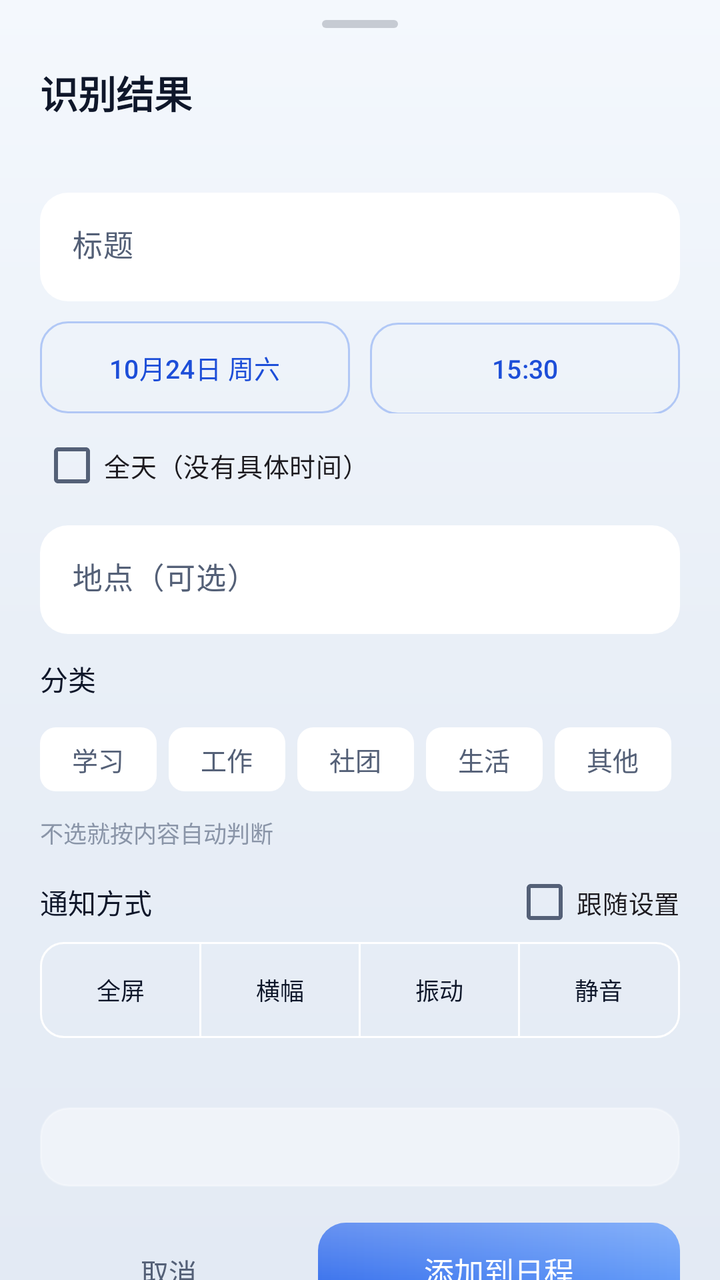
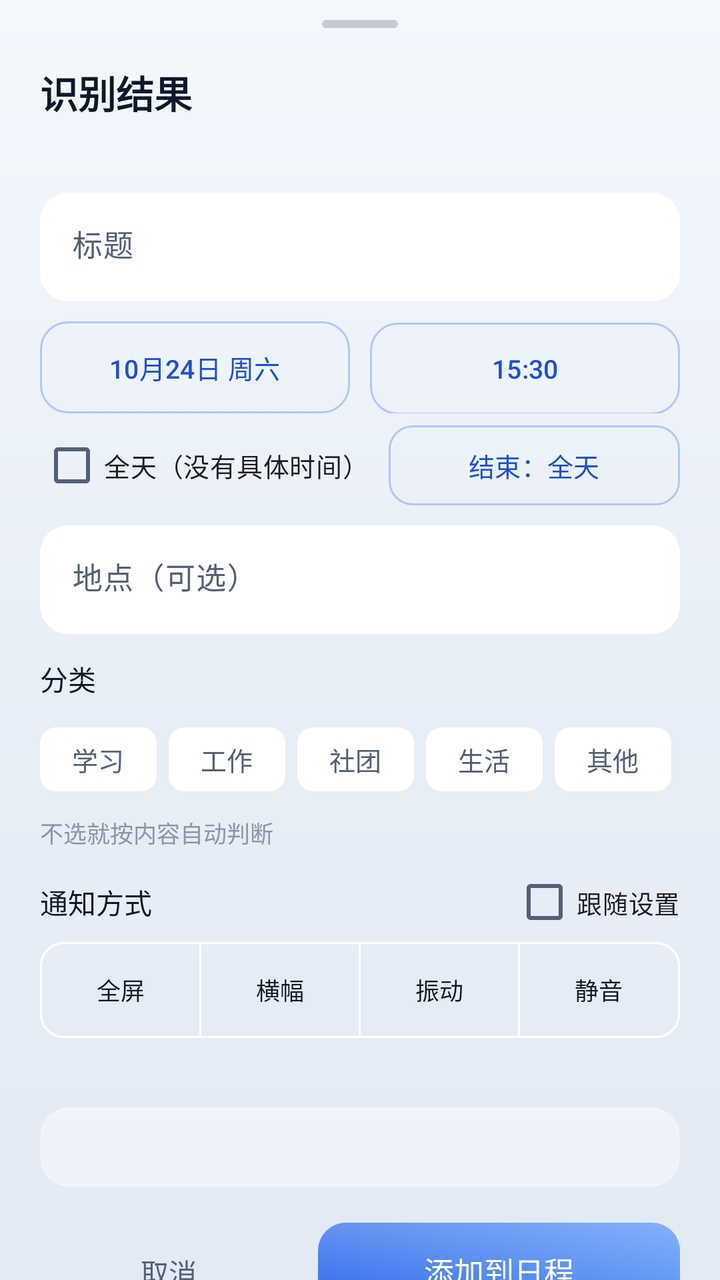

The first picture is an Android layout as it rendered before a commit; the second is the same layout after the commit. The layout source and the unified diff follow.
<!-- AndroidManifest.xml: application theme Theme.SmartSchedule -->
<!-- res/layout/sheet_preview.xml -->
<?xml version="1.0" encoding="utf-8"?>
<androidx.core.widget.NestedScrollView xmlns:android="http://schemas.android.com/apk/res/android"
    xmlns:app="http://schemas.android.com/apk/res-auto"
    android:layout_width="match_parent"
    android:layout_height="wrap_content"
    android:background="@android:color/transparent"
    android:fillViewport="true"
    android:overScrollMode="never">

    <LinearLayout
        android:layout_width="match_parent"
        android:layout_height="wrap_content"
        android:orientation="vertical"
        android:paddingStart="20dp"
        android:paddingTop="10dp"
        android:paddingEnd="20dp"
        android:paddingBottom="20dp">

        
        <View
            android:layout_width="38dp"
            android:layout_height="4dp"
            android:layout_gravity="center_horizontal"
            android:background="@drawable/bg_sheet_handle" />

        <TextView
            android:id="@+id/tvSheetTitle"
            android:layout_width="wrap_content"
            android:layout_height="wrap_content"
            android:layout_marginTop="18dp"
            android:text="@string/preview_title"
            android:textColor="@color/text_primary"
            android:textSize="19sp"
            android:textStyle="bold" />

        <TextView
            android:id="@+id/tvHint"
            android:layout_width="match_parent"
            android:layout_height="wrap_content"
            android:layout_marginTop="5dp"
            android:textColor="@color/text_secondary"
            android:textSize="12.5sp" />

        
        <LinearLayout
            android:id="@+id/boxWarnings"
            android:layout_width="match_parent"
            android:layout_height="wrap_content"
            android:layout_marginTop="12dp"
            android:background="@drawable/bg_warn_chip"
            android:orientation="vertical"
            android:padding="13dp"
            android:visibility="gone">

            <TextView
                android:id="@+id/tvWarnTitle"
                android:layout_width="match_parent"
                android:layout_height="wrap_content"
                android:text="@string/preview_warn_title"
                android:textColor="@color/warn"
                android:textSize="12.5sp"
                android:textStyle="bold" />

            <TextView
                android:id="@+id/tvWarnings"
                android:layout_width="match_parent"
                android:layout_height="wrap_content"
                android:layout_marginTop="5dp"
                android:lineSpacingExtra="4dp"
                android:textColor="@color/warn"
                android:textSize="12.5sp" />
        </LinearLayout>

        <com.google.android.material.textfield.TextInputLayout
            style="@style/Input.NoOutline"
            android:layout_width="match_parent"
            android:layout_height="wrap_content"
            android:layout_marginTop="14dp"
            android:hint="@string/label_title">

            <com.google.android.material.textfield.TextInputEditText
                android:id="@+id/etTitle"
                android:layout_width="match_parent"
                android:layout_height="wrap_content"
                android:inputType="text"
                android:maxLines="2"
                android:textSize="15sp" />
        </com.google.android.material.textfield.TextInputLayout>

        <LinearLayout
            android:layout_width="match_parent"
            android:layout_height="wrap_content"
            android:layout_marginTop="10dp"
            android:orientation="horizontal">

            <com.google.android.material.button.MaterialButton
                android:id="@+id/btnDate"
                style="@style/Widget.Material3.Button.OutlinedButton"
                android:layout_width="0dp"
                android:layout_height="46dp"
                android:layout_weight="1"
                android:insetTop="0dp"
                android:insetBottom="0dp"
                android:text="10月24日 周六"
                android:textColor="@color/brand_dark"
                android:textSize="13sp"
                app:cornerRadius="14dp"
                app:strokeColor="#4D2563EB" />

            <com.google.android.material.button.MaterialButton
                android:id="@+id/btnTime"
                style="@style/Widget.Material3.Button.OutlinedButton"
                android:layout_width="0dp"
                android:layout_height="46dp"
                android:layout_marginStart="10dp"
                android:layout_weight="1"
                android:insetTop="0dp"
                android:insetBottom="0dp"
                android:text="15:30"
                android:textColor="@color/brand_dark"
                android:textSize="13sp"
                app:cornerRadius="14dp"
                app:strokeColor="#4D2563EB" />
        </LinearLayout>

        <com.google.android.material.checkbox.MaterialCheckBox
            android:id="@+id/cbAllDay"
            android:layout_width="wrap_content"
            android:layout_height="wrap_content"
            android:layout_marginTop="2dp"
            android:text="@string/label_all_day"
            android:textSize="13sp" />

        <com.google.android.material.textfield.TextInputLayout
            style="@style/Input.NoOutline"
            android:layout_width="match_parent"
            android:layout_height="wrap_content"
            android:layout_marginTop="6dp"
            android:hint="@string/label_location">

            <com.google.android.material.textfield.TextInputEditText
                android:id="@+id/etLocation"
                android:layout_width="match_parent"
                android:layout_height="wrap_content"
                android:inputType="text"
                android:maxLines="1"
                android:textSize="15sp" />
        </com.google.android.material.textfield.TextInputLayout>

        
        <TextView
            android:layout_width="wrap_content"
            android:layout_height="wrap_content"
            android:layout_marginTop="12dp"
            android:text="@string/sheet_cat_label"
            android:textColor="@color/text_primary"
            android:textSize="14sp" />

        <HorizontalScrollView
            android:layout_width="match_parent"
            android:layout_height="wrap_content"
            android:layout_marginTop="6dp"
            android:overScrollMode="never"
            android:scrollbars="none">

            <com.google.android.material.chip.ChipGroup
                android:id="@+id/cgCategory"
                android:layout_width="wrap_content"
                android:layout_height="wrap_content"
                app:chipSpacingHorizontal="6dp"
                app:selectionRequired="true"
                app:singleLine="true"
                app:singleSelection="true">

                <com.google.android.material.chip.Chip
                    android:id="@+id/chipCatStudy"
                    style="@style/Widget.Material3.Chip.Filter"
                    android:layout_width="wrap_content"
                    android:layout_height="wrap_content"
                    android:checkable="true"
                    android:text="@string/cat_study"
                    android:textSize="13sp" />

                <com.google.android.material.chip.Chip
                    android:id="@+id/chipCatWork"
                    style="@style/Widget.Material3.Chip.Filter"
                    android:layout_width="wrap_content"
                    android:layout_height="wrap_content"
                    android:checkable="true"
                    android:text="@string/cat_work"
                    android:textSize="13sp" />

                <com.google.android.material.chip.Chip
                    android:id="@+id/chipCatClub"
                    style="@style/Widget.Material3.Chip.Filter"
                    android:layout_width="wrap_content"
                    android:layout_height="wrap_content"
                    android:checkable="true"
                    android:text="@string/cat_club"
                    android:textSize="13sp" />

                <com.google.android.material.chip.Chip
                    android:id="@+id/chipCatLife"
                    style="@style/Widget.Material3.Chip.Filter"
                    android:layout_width="wrap_content"
                    android:layout_height="wrap_content"
                    android:checkable="true"
                    android:text="@string/cat_life"
                    android:textSize="13sp" />

                <com.google.android.material.chip.Chip
                    android:id="@+id/chipCatOther"
                    style="@style/Widget.Material3.Chip.Filter"
                    android:layout_width="wrap_content"
                    android:layout_height="wrap_content"
                    android:checkable="true"
                    android:text="@string/cat_other"
                    android:textSize="13sp" />
            </com.google.android.material.chip.ChipGroup>
        </HorizontalScrollView>

        <TextView
            android:id="@+id/tvCatHint"
            android:layout_width="match_parent"
            android:layout_height="wrap_content"
            android:layout_marginTop="4dp"
            android:text="@string/cat_auto_hint"
            android:textColor="@color/text_tertiary"
            android:textSize="11.5sp" />

        
        <LinearLayout
            android:layout_width="match_parent"
            android:layout_height="wrap_content"
            android:layout_marginTop="10dp"
            android:gravity="center_vertical"
            android:orientation="horizontal">

            <TextView
                android:id="@+id/tvStyleLabel"
                android:layout_width="0dp"
                android:layout_height="wrap_content"
                android:layout_weight="1"
                android:text="@string/sheet_style_label"
                android:textColor="@color/text_primary"
                android:textSize="14sp" />

            <com.google.android.material.checkbox.MaterialCheckBox
                android:id="@+id/cbFollowStyle"
                android:layout_width="wrap_content"
                android:layout_height="wrap_content"
                android:minHeight="0dp"
                android:paddingTop="0dp"
                android:paddingBottom="0dp"
                android:text="@string/style_name_default"
                android:textSize="12.5sp" />
        </LinearLayout>

        <com.google.android.material.button.MaterialButtonToggleGroup
            android:id="@+id/tgEventStyle"
            android:layout_width="match_parent"
            android:layout_height="wrap_content"
            android:layout_marginTop="4dp"
            app:selectionRequired="true"
            app:singleSelection="true">

            <com.google.android.material.button.MaterialButton
                android:id="@+id/btnStyleFull"
                style="@style/Widget.Material3.Button.OutlinedButton"
                android:layout_width="0dp"
                android:layout_height="wrap_content"
                android:layout_weight="1"
                android:insetTop="0dp"
                android:insetBottom="0dp"
                android:maxLines="1"
                android:paddingLeft="0dp"
                android:paddingRight="0dp"
                android:text="@string/remind_style_full"
                android:textSize="12sp"
                app:cornerRadius="12dp"
                android:insetLeft="0dp"
                android:insetRight="0dp" />

            <com.google.android.material.button.MaterialButton
                android:id="@+id/btnStyleBanner"
                style="@style/Widget.Material3.Button.OutlinedButton"
                android:layout_width="0dp"
                android:layout_height="wrap_content"
                android:layout_marginStart="6dp"
                android:layout_weight="1"
                android:insetTop="0dp"
                android:insetBottom="0dp"
                android:maxLines="1"
                android:paddingLeft="0dp"
                android:paddingRight="0dp"
                android:text="@string/remind_style_banner"
                android:textSize="12sp"
                app:cornerRadius="12dp"
                android:insetLeft="0dp"
                android:insetRight="0dp" />

            <com.google.android.material.button.MaterialButton
                android:id="@+id/btnStyleVibrate"
                style="@style/Widget.Material3.Button.OutlinedButton"
                android:layout_width="0dp"
                android:layout_height="wrap_content"
                android:layout_marginStart="6dp"
                android:layout_weight="1"
                android:insetTop="0dp"
                android:insetBottom="0dp"
                android:maxLines="1"
                android:paddingLeft="0dp"
                android:paddingRight="0dp"
                android:text="@string/remind_style_vibrate"
                android:textSize="12sp"
                app:cornerRadius="12dp"
                android:insetLeft="0dp"
                android:insetRight="0dp" />

            <com.google.android.material.button.MaterialButton
                android:id="@+id/btnStyleSilent"
                style="@style/Widget.Material3.Button.OutlinedButton"
                android:layout_width="0dp"
                android:layout_height="wrap_content"
                android:layout_marginStart="6dp"
                android:layout_weight="1"
                android:insetTop="0dp"
                android:insetBottom="0dp"
                android:maxLines="1"
                android:paddingLeft="0dp"
                android:paddingRight="0dp"
                android:text="@string/remind_style_silent"
                android:textSize="12sp"
                app:cornerRadius="12dp"
                android:insetLeft="0dp"
                android:insetRight="0dp" />
        </com.google.android.material.button.MaterialButtonToggleGroup>

        <TextView
            android:id="@+id/tvStyleDesc"
            android:layout_width="match_parent"
            android:layout_height="wrap_content"
            android:layout_marginTop="5dp"
            android:textColor="@color/text_secondary"
            android:textSize="11.5sp" />

        <TextView
            android:id="@+id/tvRaw"
            android:layout_width="match_parent"
            android:layout_height="wrap_content"
            android:layout_marginTop="14dp"
            android:background="@drawable/bg_glass_inset"
            android:ellipsize="end"
            android:lineSpacingExtra="3dp"
            android:maxLines="4"
            android:padding="12dp"
            android:textColor="@color/text_tertiary"
            android:textSize="11.5sp" />

        <LinearLayout
            android:layout_width="match_parent"
            android:layout_height="wrap_content"
            android:layout_marginTop="18dp"
            android:orientation="horizontal">

            <com.google.android.material.button.MaterialButton
                android:id="@+id/btnCancel"
                style="@style/Widget.Material3.Button.TextButton"
                android:layout_width="0dp"
                android:layout_height="48dp"
                android:layout_weight="1"
                android:insetTop="0dp"
                android:insetBottom="0dp"
                android:text="@string/action_cancel"
                android:textColor="@color/text_secondary"
                app:cornerRadius="14dp" />

            <androidx.appcompat.widget.AppCompatButton
                android:id="@+id/btnSave"
                android:layout_width="0dp"
                android:layout_height="48dp"
                android:layout_marginStart="10dp"
                android:layout_weight="1.4"
                android:background="@drawable/bg_btn_primary"
                android:fontFamily="sans-serif-medium"
                android:minWidth="0dp"
                android:stateListAnimator="@null"
                android:text="@string/action_save"
                android:textAllCaps="false"
                android:textColor="@color/white"
                android:textSize="15sp" />
        </LinearLayout>
    </LinearLayout>
</androidx.core.widget.NestedScrollView>
<!-- resources referenced by this layout -->
<resources>
  <color name="brand_dark">#1D4ED8</color>
  <color name="text_primary">#0F172A</color>
  <color name="text_secondary">#546077</color>
  <color name="text_tertiary">#8A95A8</color>
  <color name="warn">#B45309</color>
  <color name="white">#FFFFFF</color>
  <!-- drawable bg_glass_inset (drawable) -->
  <?xml version="1.0" encoding="utf-8"?>
  <shape xmlns:android="http://schemas.android.com/apk/res/android"
      android:shape="rectangle">
      <solid android:color="#66FFFFFF" />
      <corners android:radius="14dp" />
      <stroke
          android:width="1dp"
          android:color="#4DFFFFFF" />
  </shape>
  <!-- drawable bg_sheet_handle (drawable) -->
  <?xml version="1.0" encoding="utf-8"?>
  <shape xmlns:android="http://schemas.android.com/apk/res/android"
      android:shape="rectangle">
      <solid android:color="#330F172A" />
      <corners android:radius="100dp" />
  </shape>
  <string name="action_cancel">取消</string>
  <string name="action_save">添加到日程</string>
  <string name="cat_auto_hint">不选就按内容自动判断</string>
  <string name="cat_club">社团</string>
  <string name="cat_life">生活</string>
  <string name="cat_other">其他</string>
  <string name="cat_study">学习</string>
  <string name="cat_work">工作</string>
  <string name="label_all_day">全天（没有具体时间）</string>
  <string name="label_location">地点（可选）</string>
  <string name="label_title">标题</string>
  <string name="preview_title">识别结果</string>
  <string name="preview_warn_title">这几处需要你确认</string>
  <string name="remind_style_banner">横幅</string>
  <string name="remind_style_full">全屏</string>
  <string name="remind_style_silent">静音</string>
  <string name="remind_style_vibrate">振动</string>
  <string name="sheet_cat_label">分类</string>
  <string name="sheet_style_label">通知方式</string>
  <string name="style_name_default">跟随设置</string>
  <style name="Input.NoOutline" parent="Widget.Material3.TextInputLayout.FilledBox">
          <item name="boxBackgroundColor">@color/glass_inset</item>
          <item name="boxCornerRadiusTopStart">14dp</item>
          <item name="boxCornerRadiusTopEnd">14dp</item>
          <item name="boxCornerRadiusBottomStart">14dp</item>
          <item name="boxCornerRadiusBottomEnd">14dp</item>
          <item name="boxStrokeWidth">0dp</item>
          <item name="boxStrokeWidthFocused">0dp</item>
          <item name="hintTextColor">@color/brand_dark</item>
      </style>
  <style name="Theme.SmartSchedule" parent="Theme.SmartSchedule.Base" />
  <color name="glass_ripple">#332563EB</color>
  <color name="brand_grad_end">#4F8EF7</color>
  <color name="brand_grad_start">#2563EB</color>
  <color name="pending_edge_lo">#26E8B25C</color>
  <color name="glass_inset">#7DFFFFFF</color>
  <color name="brand">#2563EB</color>
  <color name="brand_light">#EFF6FF</color>
  <color name="surface">#FFFFFF</color>
  <color name="stroke">#33FFFFFF</color>
  <!-- drawable bg_acryl_page (drawable) -->
  <?xml version="1.0" encoding="utf-8"?>
  <shape xmlns:android="http://schemas.android.com/apk/res/android"
      android:shape="rectangle">
      <gradient
          android:angle="270"
          android:centerColor="@color/acryl_base"
          android:endColor="@color/acryl_base_bottom"
          android:startColor="@color/acryl_base_top"
          android:type="linear" />
  </shape>
  <color name="acryl_base">#E9EFF7</color>
  <color name="acryl_base_bottom">#E3EAF4</color>
  <color name="acryl_base_top">#F4F8FD</color>
  <!-- unchanged entries left out for length: 4 -->
</resources>

<!-- the commit's change to res/layout/sheet_preview.xml (unified diff, before → after) -->
@@ -123,13 +123,38 @@
                 app:strokeColor="#4D2563EB" />
         </LinearLayout>
 
-        <com.google.android.material.checkbox.MaterialCheckBox
-            android:id="@+id/cbAllDay"
-            android:layout_width="wrap_content"
+        <LinearLayout
+            android:layout_width="match_parent"
             android:layout_height="wrap_content"
             android:layout_marginTop="2dp"
-            android:text="@string/label_all_day"
-            android:textSize="13sp" />
+            android:gravity="center_vertical"
+            android:orientation="horizontal">
+
+            <com.google.android.material.checkbox.MaterialCheckBox
+                android:id="@+id/cbAllDay"
+                android:layout_width="wrap_content"
+                android:layout_height="wrap_content"
+                android:text="@string/label_all_day"
+                android:textSize="13sp" />
+
+            
+            <com.google.android.material.button.MaterialButton
+                android:id="@+id/btnEnd"
+                style="@style/Widget.Material3.Button.OutlinedButton"
+                android:layout_width="0dp"
+                android:layout_height="40dp"
+                android:layout_marginStart="10dp"
+                android:layout_weight="1"
+                android:ellipsize="end"
+                android:insetTop="0dp"
+                android:insetBottom="0dp"
+                android:maxLines="1"
+                android:text="@string/end_all_day"
+                android:textColor="@color/brand_dark"
+                android:textSize="13sp"
+                app:cornerRadius="12dp"
+                app:strokeColor="#4D2563EB" />
+        </LinearLayout>
 
         <com.google.android.material.textfield.TextInputLayout
             style="@style/Input.NoOutline"
<!-- resource entries referenced after the edit -->
@@ -31,6 +31,7 @@
   <string name="cat_other">其他</string>
   <string name="cat_study">学习</string>
   <string name="cat_work">工作</string>
+  <string name="end_all_day">结束：全天</string>
   <string name="label_all_day">全天（没有具体时间）</string>
   <string name="label_location">地点（可选）</string>
   <string name="label_title">标题</string>
